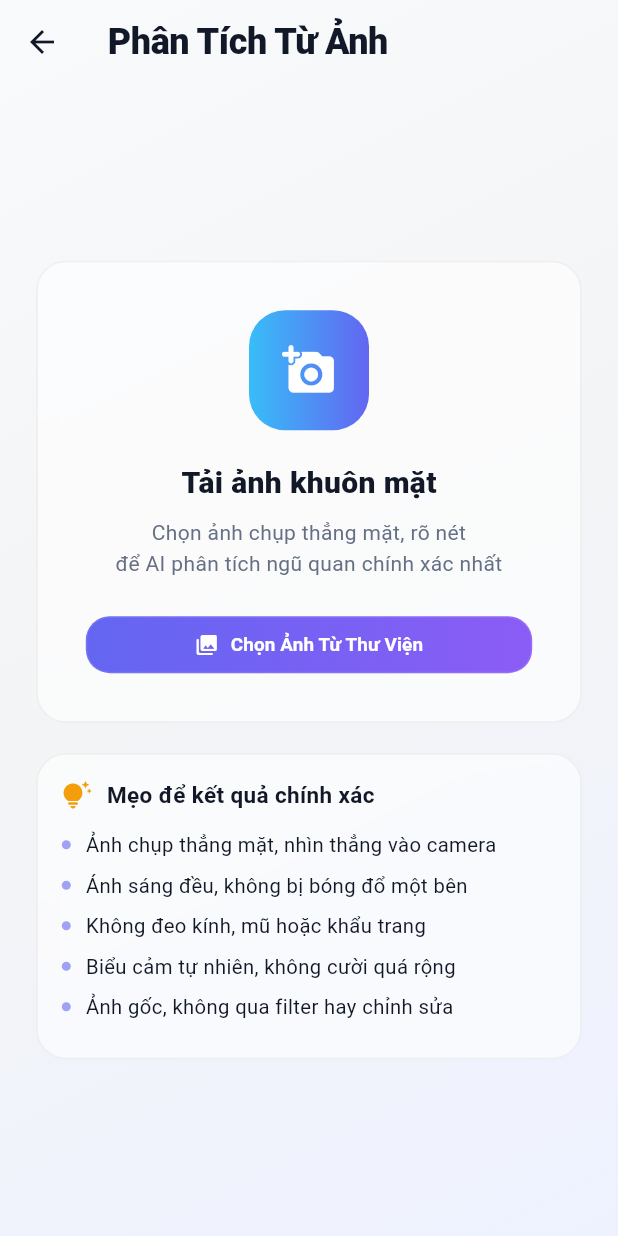
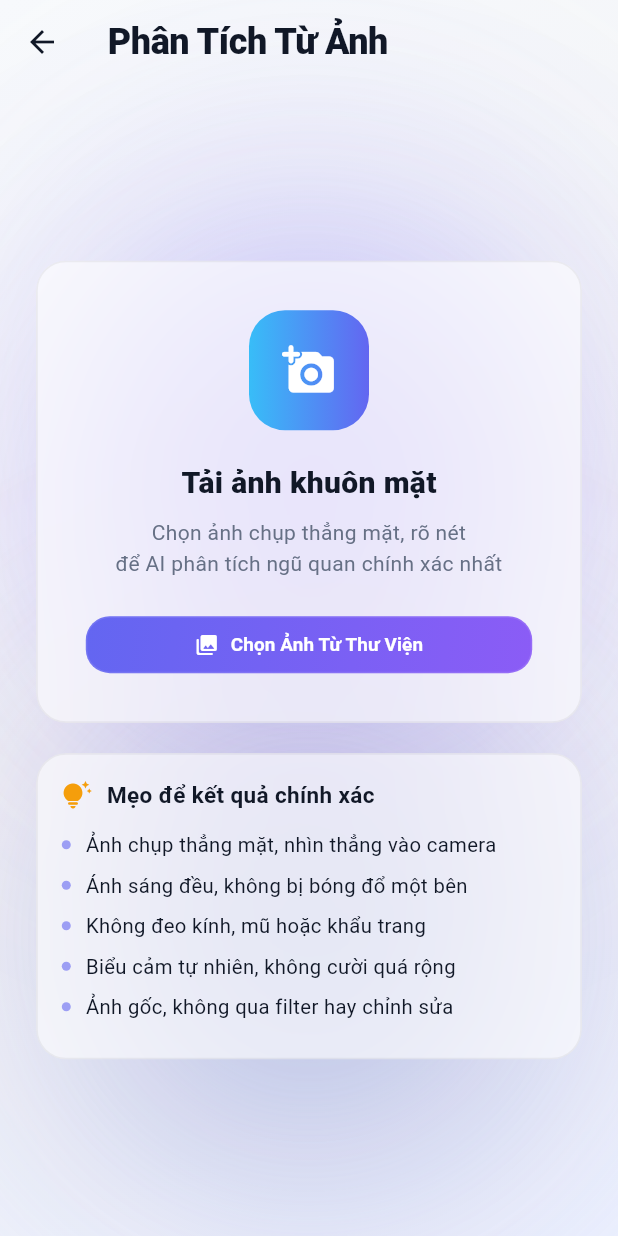
Before and after one commit to cudin-etn/thienco, a Flutter app: the FaceScanScreen screen opened directly, after a tap on "Hoặc chọn ảnh từ thư viện", on a phone screen of 412 x 824 dp. Run offline on Flutter 3.47's test engine with Material 3 defaults, Android fonts, the phone set to English and light mode, and no system bars; our stand-ins replace camera, hive, hive_flutter, image_picker, pdf, share_plus; missing offline and left inert: dart:js_interop, google_mlkit_face_detection, vnlunar; accounts and stored records are empty; statements that could not run were skipped.

Commit message:
PC web: centered max-width content + strong blurred gradient background

```diff
--- a/lib/core/layouts/main_layout.dart
+++ b/lib/core/layouts/main_layout.dart
@@ -1,6 +1,7 @@
 import 'dart:ui';
 import 'package:flutter/material.dart';
 import '../constants/app_colors.dart';
+import '../../shared/widgets/max_width_body.dart';
 
 import '../../features/can_chi/ui/can_chi_screen.dart';
 import '../../features/face_scan/ui/face_scan_screen.dart';
@@ -62,6 +63,7 @@ class _MainLayoutState extends State<MainLayout> {
         minimum: const EdgeInsets.only(bottom: 26),
         child: Padding(
           padding: const EdgeInsets.symmetric(horizontal: 18),
+          child: MaxWidthBody(
             child: ClipRRect(
               borderRadius: BorderRadius.circular(30),
               child: BackdropFilter(
@@ -128,6 +130,7 @@ class _MainLayoutState extends State<MainLayout> {
                         ),
                       ),
                     ],
+                  ),
                 ),
               ),
             ),
--- a/lib/features/face_scan/ui/face_scan_screen.dart
+++ b/lib/features/face_scan/ui/face_scan_screen.dart
@@ -2,6 +2,7 @@ import 'package:flutter/material.dart';
 import 'package:flutter/foundation.dart'
     show kIsWeb, defaultTargetPlatform, TargetPlatform;
 import '../../../core/constants/app_colors.dart';
+import '../../../shared/widgets/app_background.dart';
 import '../../../shared/widgets/glass_card.dart';
 import '../../../shared/widgets/gradient_button.dart';
 import 'face_camera_screen.dart';
@@ -22,9 +23,9 @@ class FaceScanScreen extends StatelessWidget {
 
     return Scaffold(
       backgroundColor: Colors.transparent,
-      body: Container(
-        decoration: BoxDecoration(gradient: AppColors.appBackground(isDark)),
-        child: SafeArea(
+      body: AppBackground(
+   isDark: isDark,
+   child: SafeArea(
           child: SingleChildScrollView(
             padding: const EdgeInsets.fromLTRB(20, 18, 20, 32),
             child: Column(
--- a/lib/features/face_scan/ui/face_upload_screen.dart
+++ b/lib/features/face_scan/ui/face_upload_screen.dart
@@ -4,6 +4,7 @@ import 'package:flutter/foundation.dart' show kIsWeb;
 import 'package:image_picker/image_picker.dart';
 import 'package:google_mlkit_face_detection/google_mlkit_face_detection.dart';
 import '../../../core/constants/app_colors.dart';
+import '../../../shared/widgets/app_background.dart';
 import '../../../shared/widgets/glass_card.dart';
 import '../../../shared/widgets/gradient_button.dart';
 import '../logic/face_analyzer.dart';
@@ -161,9 +162,9 @@ class _FaceUploadScreenState extends State<FaceUploadScreen> {
           ),
         ),
       ),
-      body: Container(
-        decoration: BoxDecoration(gradient: AppColors.appBackground(isDark)),
-        child: SafeArea(
+      body: AppBackground(
+   isDark: isDark,
+   child: SafeArea(
           child: Center(
             child: SingleChildScrollView(
               padding: const EdgeInsets.all(24),
--- /dev/null
+++ b/lib/shared/widgets/app_background.dart
@@ -0,0 +1,53 @@
+import 'dart:ui';
+
+import 'package:flutter/material.dart';
+
+import '../../core/constants/app_colors.dart';
+import 'max_width_body.dart';
+
+class AppBackground extends StatelessWidget {
+  final bool isDark;
+  final Widget child;
+
+  const AppBackground({required this.isDark, required this.child, super.key});
+
+  @override
+  Widget build(BuildContext context) {
+    return Container(
+      decoration: BoxDecoration(gradient: AppColors.appBackground(isDark)),
+      child: Stack(
+        fit: StackFit.expand,
+        children: [
+          _blob(const Color(0xFF6366F1), const Alignment(-1.1, -1.0), 1.0),
+          _blob(const Color(0xFF8B5CF6), const Alignment(1.15, -0.4), 0.9),
+          _blob(const Color(0xFFEC4899), const Alignment(-0.6, 1.2), 0.85),
+          _blob(const Color(0xFF0EA5E9), const Alignment(1.1, 1.15), 0.8),
+          MaxWidthBody(child: child),
+        ],
+      ),
+    );
+  }
+
+  Widget _blob(Color color, Alignment alignment, double scale) {
+    return Align(
+      alignment: alignment,
+      child: ImageFiltered(
+        imageFilter: ImageFilter.blur(sigmaX: 95, sigmaY: 95),
+        child: Container(
+          width: 560 * scale,
+          height: 560 * scale,
+          decoration: BoxDecoration(
+            shape: BoxShape.circle,
+            gradient: RadialGradient(
+              colors: [
+                color.withValues(alpha: isDark ? 0.5 : 0.45),
+                color.withValues(alpha: 0.0),
+              ],
+              stops: const [0.0, 1.0],
+            ),
+          ),
+        ),
+      ),
+    );
+  }
+}
--- /dev/null
+++ b/lib/shared/widgets/max_width_body.dart
@@ -0,0 +1,18 @@
+import 'package:flutter/material.dart';
+
+class MaxWidthBody extends StatelessWidget {
+  final Widget child;
+  final double maxWidth;
+
+  const MaxWidthBody({required this.child, this.maxWidth = 820, super.key});
+
+  @override
+  Widget build(BuildContext context) {
+    return Center(
+      child: ConstrainedBox(
+        constraints: BoxConstraints(maxWidth: maxWidth),
+        child: child,
+      ),
+    );
+  }
+}
```
Also changed, not shown: lib/features/can_chi/ui/can_chi_screen.dart (+4 -3 lines), lib/features/face_scan/ui/face_result_screen.dart (+4 -3 lines), lib/features/hop_tuoi/ui/hop_tuoi_screen.dart (+4 -3 lines), lib/features/settings/ui/settings_page.dart (+4 -3 lines), lib/features/tu_vi/ui/la_so_screen.dart (+27 -31 lines), lib/features/tu_vi/ui/tu_vi_screen.dart (+4 -3 lines). Lines whose indentation alone changed are shown as unchanged.
